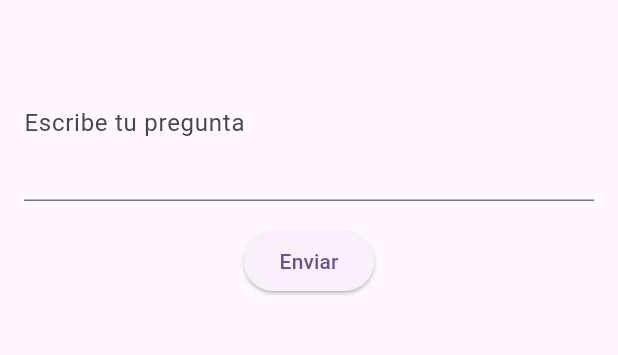
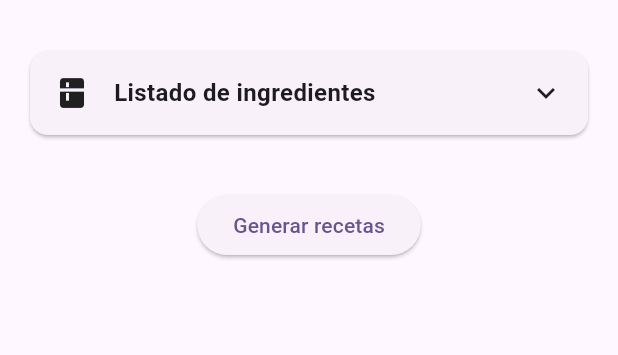
Before and after one commit to enekor/AiKitchen, a Flutter app: the Home screen opened by its route, on a phone screen of 412 x 824 dp, the part 63-418 px from its top. Run offline on Flutter 3.47's test engine with Material 3 defaults, Android fonts, the phone set to English and light mode, and no system bars; drawn by our look-alikes of dynamic_color; our stand-ins replace google_generative_ai, shared_preferences; accounts and stored records are empty.

Commit message:
funcionando el listado de ingredientes y el listado de recetas con esos ingredientes

````diff
--- a/lib/home/home.dart
+++ b/lib/home/home.dart
@@ -1,5 +1,7 @@
+import 'package:aikitchen/home/home_widgets.dart';
+import 'package:aikitchen/models/recipe.dart';
 import 'package:flutter/material.dart';
-import '../services/gemini_service.dart';
+import '../singleton/app_singleton.dart';
 
 class Home extends StatefulWidget {
   const Home({super.key});
@@ -9,10 +11,11 @@ class Home extends StatefulWidget {
 }
 
 class _HomeState extends State<Home> {
-  final GeminiService _geminiService = GeminiService();
-  final TextEditingController _promptController = TextEditingController();
+  String prompt = 'Eres un asistente de cocina que me ayuda a elegir que comer a partir de un listado de ingredientes que tengo en mi nevera, pero necesito que solo me deslas posibles recetas en formato de json, sin ningun texto ni saludo ni nada, la respuesta es una lista json que se compone de nombre con el nombre "nombre", lista de ingredientes con el nombre "ingredientes", tiempo estimado de preparacion con el nombre "tiempo_preparacion", y tipo de plato (principal, postre, etc) con el nombre "tipo_plato" y una pequeña descripcion del plato con el nombre "descripcion", la lista de ingredientes a la que tengo acceso es esta: ';
   String? _response;
   bool _isLoading = false;
+  List<String> ingredientes = [];
+  List<Recipe> recetas = [];
 
   void _navigateToSettings() {
     Navigator.pushNamed(context, '/api_key');
@@ -25,15 +28,21 @@ class _HomeState extends State<Home> {
     });
 
     try {
-      final response = await _geminiService.generateContent(
-        _promptController.text,
+      final response = await AppSingleton().generateContent(
+        prompt + ingredientes.join(', ')
       );
       setState(() {
         _response = response;
+        recetas = Recipe.fromJsonList(response.replaceAll("```json", "").replaceAll("```", ""));
+        print(recetas);
       });
     } on NoApiKeyException {
       setState(() {
         _response = 'Por favor, configura tu API Key de Gemini para poder usar la aplicación';
+      });
+    } catch (e) {
+      setState(() {
+        _response = 'Error al procesar la respuesta: $e';
       });
     } finally {
       setState(() {
@@ -42,8 +51,57 @@ class _HomeState extends State<Home> {
     }
   }
 
+   void onNewIngredient( String ingrediente) {
+      setState(() {
+        if(!ingredientes.contains(ingrediente)){
+          ingredientes.add(ingrediente);
+        }
+      });
+    }
+
+    void onRemoveIngredient( String ingrediente) {
+      setState(() {
+        ingredientes.remove(ingrediente);
+      });
+    }
+
   @override
   Widget build(BuildContext context) {
+    Widget content = _isLoading
+        ? const Center(
+            child: Column(
+              mainAxisAlignment: MainAxisAlignment.center,
+              children: [
+                Text('Generando recetas...'),
+                SizedBox(height: 16),
+                CircularProgressIndicator(),
+              ],
+            ),
+          )
+        : _response?.startsWith('Por favor, configura') ?? false
+            ? Center(
+                child: Text(
+                  _response ?? "",
+                  style: TextStyle(color: Colors.red),
+                ),
+              )
+            : Column(
+                children: [
+                  IngredientsPart(
+                    onNewIngredient: onNewIngredient,
+                    onRemoveIngredient: onRemoveIngredient,
+                    ingredientes: ingredientes,
+                  ),
+                  const SizedBox(height: 16),
+                  RecipesListHasData(recipes: recetas),
+                  const SizedBox(height: 16),
+                  ElevatedButton(
+                    onPressed: _generateResponse,
+                    child: Text('Generar recetas'),
+                  ),
+                ],
+              );
+
     return Scaffold(
       appBar: AppBar(
         title: const Text('AI Kitchen'),
@@ -54,45 +112,15 @@ class _HomeState extends State<Home> {
           ),
         ],
       ),
-      body: Padding(
-        padding: const EdgeInsets.all(16.0),
-        child: Column(
-          children: [
-            TextField(
-              controller: _promptController,
-              decoration: const InputDecoration(
-                labelText: 'Escribe tu pregunta',
-              ),
-              maxLines: 3,
-            ),
-            const SizedBox(height: 16),
-            ElevatedButton(
-              onPressed: _generateResponse,
-              child: const Text('Enviar'),
-            ),
-            const SizedBox(height: 16),
-            if (_isLoading)
-              const CircularProgressIndicator()
-            else if (_response != null)
-              Expanded(
-                child: SingleChildScrollView(
-                  child: Text(
-                    _response!,
-                    style: _response!.startsWith('Por favor, configura')
-                        ? const TextStyle(color: Colors.red)
-                        : null,
-                  ),
-                ),
-              ),
-          ],
-        ),
+      body: SingleChildScrollView(
+        padding: const EdgeInsets.all(16),
+        child: content,
       ),
     );
   }
 
   @override
   void dispose() {
-    _promptController.dispose();
     super.dispose();
   }
 }
--- /dev/null
+++ b/lib/home/home_widgets.dart
@@ -0,0 +1,129 @@
+import 'package:aikitchen/models/recipe.dart';
+import 'package:aikitchen/widgets/common_widgets.dart';
+import 'package:flutter/material.dart';
+
+class IngredientsPart extends StatefulWidget {
+  final List<String> ingredientes;
+  final Function(String) onNewIngredient;
+  final Function(String) onRemoveIngredient;
+
+  const IngredientsPart({
+    super.key,
+    required this.onNewIngredient,
+    required this.onRemoveIngredient,
+    required this.ingredientes,
+  });
+
+  @override
+  State<IngredientsPart> createState() => _IngredientsPartState();
+}
+
+class _IngredientsPartState extends State<IngredientsPart> {
+  TextEditingController _ingredientController = TextEditingController();
+
+  void _addNewIngredient() {
+    setState(() {
+      widget.ingredientes.add(_ingredientController.text);
+      widget.onNewIngredient(_ingredientController.text);
+      _ingredientController.clear();
+    });
+  }
+
+  void _removeIngredient(String ingredient) {
+    setState(() {
+      if (widget.ingredientes.contains(ingredient)) {
+        widget.ingredientes.remove(ingredient);
+        widget.onRemoveIngredient(ingredient);
+      }
+    });
+  }
+
+  void _saveIngredient(String ingredient) {
+    if(!widget.ingredientes.contains(ingredient)) {
+      widget.ingredientes.add(ingredient);
+      widget.onNewIngredient(ingredient);
+    }
+  }
+
+  @override
+  void dispose() {
+    _ingredientController.dispose();
+    super.dispose();
+  }
+
+  @override
+  Widget build(BuildContext context) {
+    return AnimatedCard(
+      text: 'Listado de ingredientes',
+      icon: Icon(Icons.kitchen),
+      children: [
+        Row(
+          children: [
+            Expanded(child:
+            TextFormField(
+              controller: _ingredientController,
+              decoration: InputDecoration(
+                hintText: 'Añadir ingrediente',
+                border: OutlineInputBorder(),
+              ),
+            )),
+            IconButton(
+              onPressed: _addNewIngredient,
+              icon: Icon(Icons.add),
+            )
+          ],
+        ),
+        SizedBox(height: 16),
+        Text('Ingredientes:'),
+        ...widget.ingredientes.map((ingredient) => Padding(
+          padding: const EdgeInsets.only(left: 16.0),
+          child: Row(
+            children: [
+              Text('• $ingredient'),
+              IconButton(
+                onPressed: () => _removeIngredient(ingredient),
+                icon: Icon(Icons.remove),
+              )
+            ],
+          ),
+        )).toList(),
+      ],
+    );
+  }
+}
+
+class RecipesListHasData extends StatelessWidget {
+  final List<Recipe> recipes;
+
+  const RecipesListHasData({
+    super.key,
+    required this.recipes,
+  });
+
+  @override
+  Widget build(BuildContext context) {
+    if (recipes.isEmpty) return const SizedBox.shrink();
+
+    return AnimatedCard(
+      text: 'Recetas sugeridas',
+      icon: Icon(Icons.soup_kitchen_rounded),
+      children: recipes.map((receta) => AnimatedCard(
+        text: receta.nombre,
+        icon: Icon(Icons.restaurant),
+        children: [
+          Text('Tipo: ${receta.tipo}'),
+          const SizedBox(height: 8),
+          Text('Tiempo: ${receta.tiempoPreparacion}'),
+          const SizedBox(height: 8),
+          Text('Ingredientes:'),
+          ...receta.ingredientes.map((ing) => Padding(
+            padding: const EdgeInsets.only(left: 16.0),
+            child: Text('• $ing'),
+          )),
+          const SizedBox(height: 8),
+          Text('Descripción: ${receta.descripcion}'),
+        ],
+      )).toList(),
+    );
+  }
+}
--- /dev/null
+++ b/lib/models/recipe.dart
@@ -0,0 +1,43 @@
+import 'dart:convert';
+
+class Recipe {
+  final String nombre;
+  final List<String> ingredientes;
+  final String tiempoPreparacion;
+  final String tipo;
+  final String descripcion;
+
+  Recipe({
+    required this.nombre,
+    required this.ingredientes,
+    required this.tiempoPreparacion,
+    required this.tipo,
+    required this.descripcion,
+  });
+
+  // Crear una instancia de Recipe desde un JSON
+  factory Recipe.fromJson(Map<String, dynamic> json) {
+    return Recipe(
+      nombre: json['nombre'] as String,
+      ingredientes: List<String>.from(json['ingredientes'] as List),
+      tiempoPreparacion: json['tiempo_preparacion'] as String,
+      tipo: json['tipo_plato'] as String,
+      descripcion: json['descripcion'] as String,
+    );
+  }
+
+  // Convertir la instancia de Recipe a JSON
+  Map<String, dynamic> toJson() => {
+        'nombre': nombre,
+        'ingredientes': ingredientes,
+        'tiempo_preparacion': tiempoPreparacion,
+        'tipo_plato': tipo,
+        'descripcion': descripcion,
+      };
+
+  // Método estático para convertir una lista de JSON a lista de Recipe
+  static List<Recipe> fromJsonList(String jsonString) {
+    final List<dynamic> jsonList = json.decode(jsonString) as List;
+    return jsonList.map((json) => Recipe.fromJson(json)).toList();
+  }
+}
--- a/lib/screens/api_key_screen.dart
+++ b/lib/screens/api_key_screen.dart
@@ -1,6 +1,7 @@
 import 'package:flutter/material.dart';
 import 'package:url_launcher/url_launcher.dart';
 import '../services/gemini_service.dart';
+import '../singleton/app_singleton.dart';
 
 class ApiKeyScreen extends StatefulWidget {
   const ApiKeyScreen({super.key});
@@ -73,7 +74,7 @@ class _ApiKeyScreenState extends State<ApiKeyScreen> {
               ElevatedButton(
                 onPressed: () async {
                   if (_apiKeyController.text.isNotEmpty) {
-                    await GeminiService().setApiKey(_apiKeyController.text);
+                    await AppSingleton().setApiKey(_apiKeyController.text);
                     if (context.mounted) {
                       Navigator.of(context).pushReplacementNamed('/home');
                     }
--- /dev/null
+++ b/lib/singleton/app_singleton.dart
@@ -0,0 +1,61 @@
+import 'package:google_generative_ai/google_generative_ai.dart';
+import 'package:shared_preferences/shared_preferences.dart';
+
+class AppSingleton {
+  static final AppSingleton _instance = AppSingleton._internal();
+  static const String _apiKeyPref = 'gemini_api_key';
+
+  GenerativeModel? _model;
+  String? _apiKey;
+
+  factory AppSingleton() {
+    return _instance;
+  }
+
+  AppSingleton._internal();
+
+  GenerativeModel? get model => _model;
+  String? get apiKey => _apiKey;
+
+  Future<void> initializeWithStoredKey() async {
+    final prefs = await SharedPreferences.getInstance();
+    final storedKey = prefs.getString(_apiKeyPref);
+    if (storedKey != null) {
+      await setApiKey(storedKey);
+    }
+  }
+
+  Future<void> setApiKey(String apiKey) async {
+    final prefs = await SharedPreferences.getInstance();
+    await prefs.setString(_apiKeyPref, apiKey);
+    _apiKey = apiKey;
+    _model = GenerativeModel(
+      model: 'gemini-pro',
+      apiKey: apiKey,
+    );
+  }
+
+  Future<String?> getStoredApiKey() async {
+    final prefs = await SharedPreferences.getInstance();
+    return prefs.getString(_apiKeyPref);
+  }
+
+  Future<String> generateContent(String prompt) async {
+    if (_model == null) {
+      throw NoApiKeyException();
+    }
+
+    try {
+      final content = [Content.text(prompt)];
+      final response = await _model!.generateContent(content);
+      return response.text ?? 'No se pudo generar una respuesta';
+    } catch (e) {
+      return 'Error: $e';
+    }
+  }
+}
+
+class NoApiKeyException implements Exception {
+  @override
+  String toString() => 'API Key no configurada';
+}
--- /dev/null
+++ b/lib/widgets/common_widgets.dart
@@ -0,0 +1,81 @@
+import 'package:flutter/material.dart';
+
+class AnimatedCard extends StatefulWidget {
+  final String text;
+  final Icon icon;
+  final List<Widget> children;
+
+  const AnimatedCard({
+    super.key,
+    required this.text,
+    required this.icon,
+    required this.children
+  });
+
+  @override
+  State<AnimatedCard> createState() => _ExpandableCardState();
+}
+
+class _ExpandableCardState extends State<AnimatedCard> {
+  bool _isExpanded = false;
+
+  @override
+  Widget build(BuildContext context) {
+    return Card(
+      child: InkWell(
+        onTap: () {
+          setState(() {
+            _isExpanded = !_isExpanded;
+          });
+        },
+        child: AnimatedContainer(
+          duration: const Duration(milliseconds: 300),
+          child: Column(
+            mainAxisSize: MainAxisSize.min,
+            children: [
+              // Cabecera del card siempre visible
+              Padding(
+                padding: const EdgeInsets.all(16.0),
+                child: Row(
+                  children: [
+                    widget.icon,
+                    const SizedBox(width: 16),
+                    Expanded(
+                      child: Text(
+                        widget.text,
+                        style: const TextStyle(
+                          fontSize: 16,
+                          fontWeight: FontWeight.bold,
+                        ),
+                      ),
+                    ),
+                    AnimatedRotation(
+                      duration: const Duration(milliseconds: 300),
+                      turns: _isExpanded ? 0.5 : 0,
+                      child: const Icon(Icons.keyboard_arrow_down),
+                    ),
+                  ],
+                ),
+              ),
+              // Contenido expandible
+              AnimatedCrossFade(
+                duration: const Duration(milliseconds: 300),
+                firstChild: Container(),
+                secondChild: Padding(
+                  padding: const EdgeInsets.all(16.0),
+                  child: Column(
+                    crossAxisAlignment: CrossAxisAlignment.start,
+                    children: widget.children,
+                  ),
+                ),
+                crossFadeState: _isExpanded
+                    ? CrossFadeState.showSecond
+                    : CrossFadeState.showFirst,
+              ),
+            ],
+          ),
+        ),
+      ),
+    );
+  }
+}
````
Also changed, not shown: lib/main.dart (+5 -3 lines), lib/services/auth_service.dart (deleted, +0 -41 lines), lib/firebase_options.dart.
